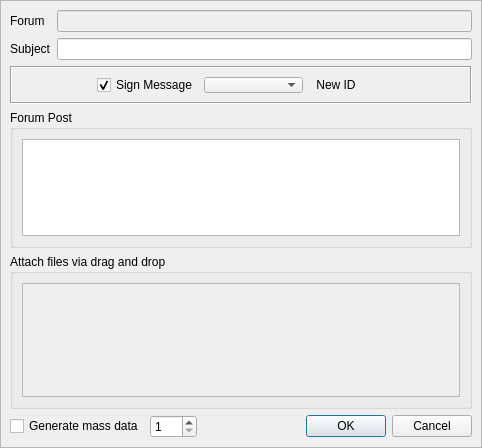
First picture: the form in retroshare-gui/src/gui/gxsforums/CreateGxsForumMsg.ui, repository RetroShare/RetroShare, before the edit.
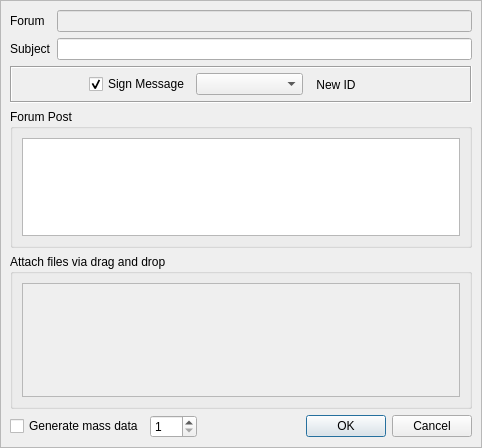
Second picture: the form after the edit. Icons and pictures are not drawn. Custom widgets are drawn as their Qt base class.

Commit message: fixed the frame margins

```diff
--- a/retroshare-gui/src/gui/gxsforums/CreateGxsForumMsg.ui
+++ b/retroshare-gui/src/gui/gxsforums/CreateGxsForumMsg.ui
@@ -96,6 +96,9 @@
             <enum>QFrame::Sunken</enum>
            </property>
            <layout class="QHBoxLayout" name="horizontalLayout_2">
+            <property name="margin">
+             <number>1</number>
+            </property>
             <item>
              <widget class="QToolButton" name="attachFileButton">
               <property name="focusPolicy">
@@ -238,8 +241,8 @@
                <string notr="true">&lt;!DOCTYPE HTML PUBLIC &quot;-//W3C//DTD HTML 4.0//EN&quot; &quot;http://www.w3.org/TR/REC-html40/strict.dtd&quot;&gt;
 &lt;html&gt;&lt;head&gt;&lt;meta name=&quot;qrichtext&quot; content=&quot;1&quot; /&gt;&lt;style type=&quot;text/css&quot;&gt;
 p, li { white-space: pre-wrap; }
-&lt;/style&gt;&lt;/head&gt;&lt;body style=&quot; font-family:'Sans'; font-size:9pt; font-weight:400; font-style:normal;&quot;&gt;
-&lt;p style=&quot; margin-top:0px; margin-bottom:0px; margin-left:0px; margin-right:0px; -qt-block-indent:0; text-indent:0px;&quot;&gt;&lt;span style=&quot; font-family:'MS Shell Dlg 2'; font-size:8pt;&quot;&gt;&lt;br /&gt;&lt;/span&gt;&lt;/p&gt;&lt;/body&gt;&lt;/html&gt;</string>
+&lt;/style&gt;&lt;/head&gt;&lt;body style=&quot; font-family:'MS Shell Dlg 2'; font-size:8.25pt; font-weight:400; font-style:normal;&quot;&gt;
+&lt;p style=&quot; margin-top:0px; margin-bottom:0px; margin-left:0px; margin-right:0px; -qt-block-indent:0; text-indent:0px;&quot;&gt;&lt;span style=&quot; font-size:8pt;&quot;&gt;&lt;br /&gt;&lt;/span&gt;&lt;/p&gt;&lt;/body&gt;&lt;/html&gt;</string>
               </property>
              </widget>
             </item>
```
